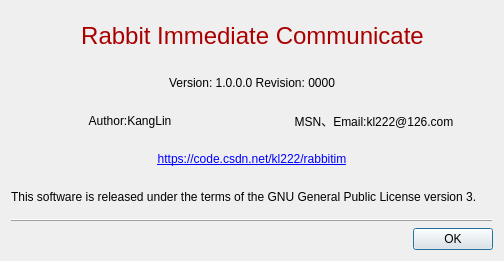
Old version of the form Widgets/FrmAbout/FrmAbout.ui in the repository KangLin/RabbitIm.
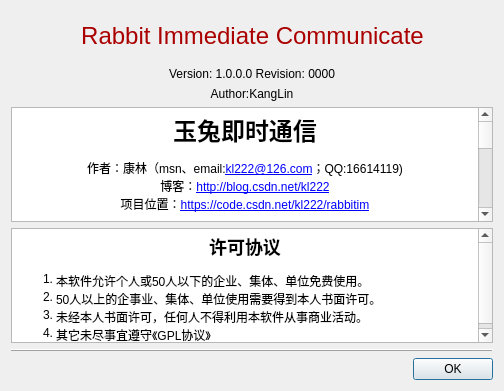
New version of the form. Icons and pictures are not drawn.

Commit message: 完善关于对话框

The edit to the form file:
```diff
--- a/Widgets/FrmAbout/FrmAbout.ui
+++ b/Widgets/FrmAbout/FrmAbout.ui
@@ -7,7 +7,7 @@
     <x>0</x>
     <y>0</y>
     <width>504</width>
-    <height>261</height>
+    <height>391</height>
    </rect>
   </property>
   <property name="windowTitle">
@@ -18,6 +18,13 @@
     <normaloff>:/icon/AppIcon</normaloff>:/icon/AppIcon</iconset>
   </property>
   <layout class="QGridLayout" name="gridLayout">
+   <item row="7" column="0">
+    <widget class="QDialogButtonBox" name="btbButtons">
+     <property name="standardButtons">
+      <set>QDialogButtonBox::Ok</set>
+     </property>
+    </widget>
+   </item>
    <item row="0" column="0">
     <layout class="QHBoxLayout" name="horizontalLayout">
      <item>
@@ -142,6 +149,37 @@
      </item>
     </layout>
    </item>
+   <item row="4" column="0">
+    <widget class="QTextEdit" name="txtLicense">
+     <property name="enabled">
+      <bool>true</bool>
+     </property>
+     <property name="readOnly">
+      <bool>true</bool>
+     </property>
+     <property name="html">
+      <string>&lt;!DOCTYPE HTML PUBLIC &quot;-//W3C//DTD HTML 4.0//EN&quot; &quot;http://www.w3.org/TR/REC-html40/strict.dtd&quot;&gt;
+&lt;html&gt;&lt;head&gt;&lt;meta name=&quot;qrichtext&quot; content=&quot;1&quot; /&gt;&lt;style type=&quot;text/css&quot;&gt;
+p, li { white-space: pre-wrap; }
+&lt;/style&gt;&lt;/head&gt;&lt;body style=&quot; font-family:'SimSun'; font-size:9pt; font-weight:400; font-style:normal;&quot;&gt;
+&lt;p align=&quot;center&quot; style=&quot; margin-top:0px; margin-bottom:0px; margin-left:0px; margin-right:0px; -qt-block-indent:0; text-indent:0px;&quot;&gt;&lt;a name=&quot;许可协议&quot;&gt;&lt;/a&gt;&lt;span style=&quot; font-size:x-large; font-weight:600;&quot;&gt;许&lt;/span&gt;&lt;span style=&quot; font-size:x-large; font-weight:600;&quot;&gt;可协议&lt;/span&gt;&lt;/p&gt;
+&lt;ol style=&quot;margin-top: 0px; margin-bottom: 0px; margin-left: 0px; margin-right: 0px; -qt-list-indent: 1;&quot;&gt;&lt;li style=&quot; margin-top:12px; margin-bottom:0px; margin-left:0px; margin-right:0px; -qt-block-indent:0; text-indent:0px;&quot;&gt;本软件允许个人或50人以下的企业、集体、单位免费使用。&lt;/li&gt;
+&lt;li style=&quot; margin-top:0px; margin-bottom:0px; margin-left:0px; margin-right:0px; -qt-block-indent:0; text-indent:0px;&quot;&gt;50人以上的企事业、集体、单位使用需要得到本人书面许可。&lt;/li&gt;
+&lt;li style=&quot; margin-top:0px; margin-bottom:0px; margin-left:0px; margin-right:0px; -qt-block-indent:0; text-indent:0px;&quot;&gt;未经本人书面许可，任何人不得利用本软件从事商业活动。&lt;/li&gt;
+&lt;li style=&quot; margin-top:0px; margin-bottom:12px; margin-left:0px; margin-right:0px; -qt-block-indent:0; text-indent:0px;&quot;&gt;其它未尽事宜遵守《GPL协议》&lt;/li&gt;&lt;/ol&gt;&lt;/body&gt;&lt;/html&gt;</string>
+     </property>
+    </widget>
+   </item>
+   <item row="2" column="0">
+    <widget class="QLabel" name="lblAuthor">
+     <property name="text">
+      <string>Author:KangLin</string>
+     </property>
+     <property name="alignment">
+      <set>Qt::AlignCenter</set>
+     </property>
+    </widget>
+   </item>
    <item row="1" column="0">
     <widget class="QLabel" name="lblVersion">
      <property name="text">
@@ -155,61 +193,7 @@
      </property>
     </widget>
    </item>
-   <item row="2" column="0">
-    <layout class="QHBoxLayout" name="horizontalLayout_3">
-     <item>
-      <widget class="QLabel" name="label">
-       <property name="text">
-        <string>Author:KangLin</string>
-       </property>
-       <property name="alignment">
-        <set>Qt::AlignCenter</set>
-       </property>
-      </widget>
-     </item>
-     <item>
-      <widget class="QLabel" name="label_2">
-       <property name="text">
-        <string>MSN、Email:kl222@126.com</string>
-       </property>
-       <property name="alignment">
-        <set>Qt::AlignCenter</set>
-       </property>
-      </widget>
-     </item>
-    </layout>
-   </item>
-   <item row="3" column="0">
-    <layout class="QHBoxLayout" name="horizontalLayout_2">
-     <item>
-      <widget class="QLabel" name="lblHomePage">
-       <property name="text">
-        <string notr="true">&lt;a href='https://code.csdn.net/kl222/rabbitim'&gt;https://code.csdn.net/kl222/rabbitim&lt;/a&gt;</string>
-       </property>
-       <property name="textFormat">
-        <enum>Qt::RichText</enum>
-       </property>
-       <property name="alignment">
-        <set>Qt::AlignCenter</set>
-       </property>
-      </widget>
-     </item>
-    </layout>
-   </item>
-   <item row="4" column="0">
-    <widget class="QLabel" name="lblCopyright">
-     <property name="text">
-      <string notr="true">This software is released under the terms of the GNU General Public License version 3.</string>
-     </property>
-     <property name="textFormat">
-      <enum>Qt::PlainText</enum>
-     </property>
-     <property name="wordWrap">
-      <bool>true</bool>
-     </property>
-    </widget>
-   </item>
-   <item row="5" column="0">
+   <item row="6" column="0">
     <widget class="QFrame" name="frame">
      <property name="frameShape">
       <enum>QFrame::HLine</enum>
@@ -219,10 +203,30 @@
      </property>
     </widget>
    </item>
-   <item row="6" column="0">
-    <widget class="QDialogButtonBox" name="btbButtons">
-     <property name="standardButtons">
-      <set>QDialogButtonBox::Ok</set>
+   <item row="3" column="0">
+    <widget class="QTextEdit" name="txtReadMe">
+     <property name="html">
+      <string>&lt;!DOCTYPE HTML PUBLIC &quot;-//W3C//DTD HTML 4.0//EN&quot; &quot;http://www.w3.org/TR/REC-html40/strict.dtd&quot;&gt;
+&lt;html&gt;&lt;head&gt;&lt;meta name=&quot;qrichtext&quot; content=&quot;1&quot; /&gt;&lt;style type=&quot;text/css&quot;&gt;
+p, li { white-space: pre-wrap; }
+&lt;/style&gt;&lt;/head&gt;&lt;body style=&quot; font-family:'SimSun'; font-size:9pt; font-weight:400; font-style:normal;&quot;&gt;
+&lt;p align=&quot;center&quot; style=&quot; margin-top:0px; margin-bottom:0px; margin-left:0px; margin-right:0px; -qt-block-indent:0; text-indent:0px;&quot;&gt;&lt;a name=&quot;玉兔即时通信&quot;&gt;&lt;/a&gt;&lt;span style=&quot; font-size:xx-large; font-weight:600;&quot;&gt;玉&lt;/span&gt;&lt;span style=&quot; font-size:xx-large; font-weight:600;&quot;&gt;兔即时通信&lt;/span&gt;&lt;/p&gt;
+&lt;p align=&quot;center&quot; style=&quot; margin-top:12px; margin-bottom:12px; margin-left:0px; margin-right:0px; -qt-block-indent:0; text-indent:0px;&quot;&gt;作者：康林（msn、email:&lt;a href=&quot;mailto:kl222@126.com&quot;&gt;&lt;span style=&quot; text-decoration: underline; color:#0000ff;&quot;&gt;kl222@126.com&lt;/span&gt;&lt;/a&gt;；QQ:16614119)&lt;br /&gt;博客：&lt;a href=&quot;http://blog.csdn.net/kl222&quot;&gt;&lt;span style=&quot; text-decoration: underline; color:#0000ff;&quot;&gt;http://blog.csdn.net/kl222&lt;/span&gt;&lt;/a&gt;&lt;br /&gt;项目位置：&lt;a href=&quot;https://code.csdn.net/kl222/rabbitim&quot;&gt;&lt;span style=&quot; text-decoration: underline; color:#0000ff;&quot;&gt;https://code.csdn.net/kl222/rabbitim&lt;/span&gt;&lt;/a&gt;&lt;/p&gt;
+&lt;hr /&gt;
+&lt;p style=&quot; margin-top:0px; margin-bottom:0px; margin-left:0px; margin-right:0px; -qt-block-indent:0; text-indent:0px;&quot;&gt;&lt;a name=&quot;功能&quot;&gt;&lt;/a&gt;&lt;span style=&quot; font-size:x-large; font-weight:600;&quot;&gt;功&lt;/span&gt;&lt;span style=&quot; font-size:x-large; font-weight:600;&quot;&gt;能:&lt;/span&gt;&lt;/p&gt;
+&lt;ol style=&quot;margin-top: 0px; margin-bottom: 0px; margin-left: 0px; margin-right: 0px; -qt-list-indent: 1;&quot;&gt;&lt;li style=&quot; margin-top:12px; margin-bottom:0px; margin-left:0px; margin-right:0px; -qt-block-indent:0; text-indent:0px;&quot;&gt;跨平台&lt;br /&gt;玉兔即时通信是一款跨操作系统平台（Windows、Linux、Android、MacOs、IOS、windows phone）的文本、语音、视频的即时通信软件。&lt;/li&gt;
+&lt;li style=&quot; margin-top:0px; margin-bottom:0px; margin-left:0px; margin-right:0px; -qt-block-indent:0; text-indent:0px;&quot;&gt;xmpp协议的即时通信软件&lt;/li&gt;
+&lt;li style=&quot; margin-top:0px; margin-bottom:0px; margin-left:0px; margin-right:0px; -qt-block-indent:0; text-indent:0px;&quot;&gt;支持语音、视频（p2p）&lt;/li&gt;
+&lt;li style=&quot; margin-top:0px; margin-bottom:0px; margin-left:0px; margin-right:0px; -qt-block-indent:0; text-indent:0px;&quot;&gt;支持会议室功能；语音、视频会议&lt;/li&gt;
+&lt;li style=&quot; margin-top:0px; margin-bottom:0px; margin-left:0px; margin-right:0px; -qt-block-indent:0; text-indent:0px;&quot;&gt;支持远程桌面&lt;/li&gt;
+&lt;li style=&quot; margin-top:0px; margin-bottom:0px; margin-left:0px; margin-right:0px; -qt-block-indent:0; text-indent:0px;&quot;&gt;支持白板&lt;/li&gt;
+&lt;li style=&quot; margin-top:0px; margin-bottom:12px; margin-left:0px; margin-right:0px; -qt-block-indent:0; text-indent:0px;&quot;&gt;支持文件传输&lt;/li&gt;&lt;/ol&gt;
+&lt;hr /&gt;
+&lt;p style=&quot; margin-top:0px; margin-bottom:0px; margin-left:0px; margin-right:0px; -qt-block-indent:0; text-indent:0px;&quot;&gt;&lt;a name=&quot;许可协议&quot;&gt;&lt;/a&gt;&lt;span style=&quot; font-size:x-large; font-weight:600;&quot;&gt;许&lt;/span&gt;&lt;span style=&quot; font-size:x-large; font-weight:600;&quot;&gt;可协议:&lt;/span&gt;&lt;/p&gt;
+&lt;ol style=&quot;margin-top: 0px; margin-bottom: 0px; margin-left: 0px; margin-right: 0px; -qt-list-indent: 1;&quot;&gt;&lt;li style=&quot; margin-top:12px; margin-bottom:0px; margin-left:0px; margin-right:0px; -qt-block-indent:0; text-indent:0px;&quot;&gt;本软件允许个人或50人以下的企业、集体、单位免费使用。&lt;/li&gt;
+&lt;li style=&quot; margin-top:0px; margin-bottom:0px; margin-left:0px; margin-right:0px; -qt-block-indent:0; text-indent:0px;&quot;&gt;50人以上的企事业、集体、单位使用需要得到本人书面许可。&lt;/li&gt;
+&lt;li style=&quot; margin-top:0px; margin-bottom:0px; margin-left:0px; margin-right:0px; -qt-block-indent:0; text-indent:0px;&quot;&gt;未经本人书面许可，任何人不得利用本软件从事商业活动。&lt;/li&gt;
+&lt;li style=&quot; margin-top:0px; margin-bottom:12px; margin-left:0px; margin-right:0px; -qt-block-indent:0; text-indent:0px;&quot;&gt;其它未尽事宜遵守《GPL协议》&lt;/li&gt;&lt;/ol&gt;&lt;/body&gt;&lt;/html&gt;</string>
      </property>
     </widget>
    </item>
```
The commit also changes 7 other files.
